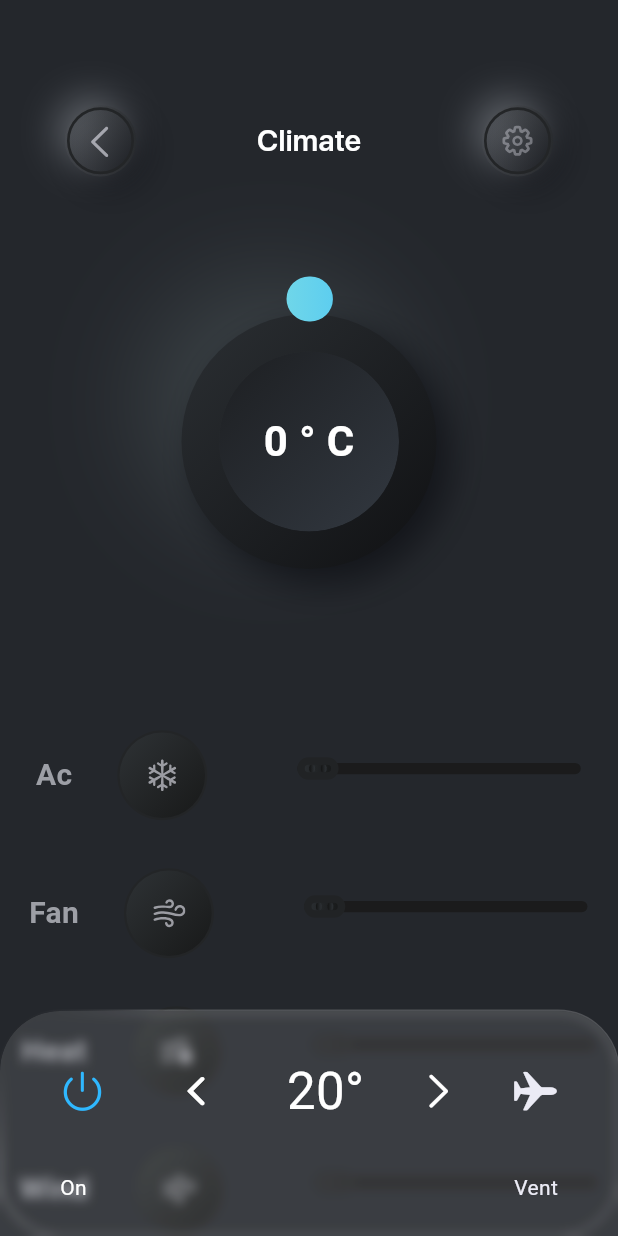
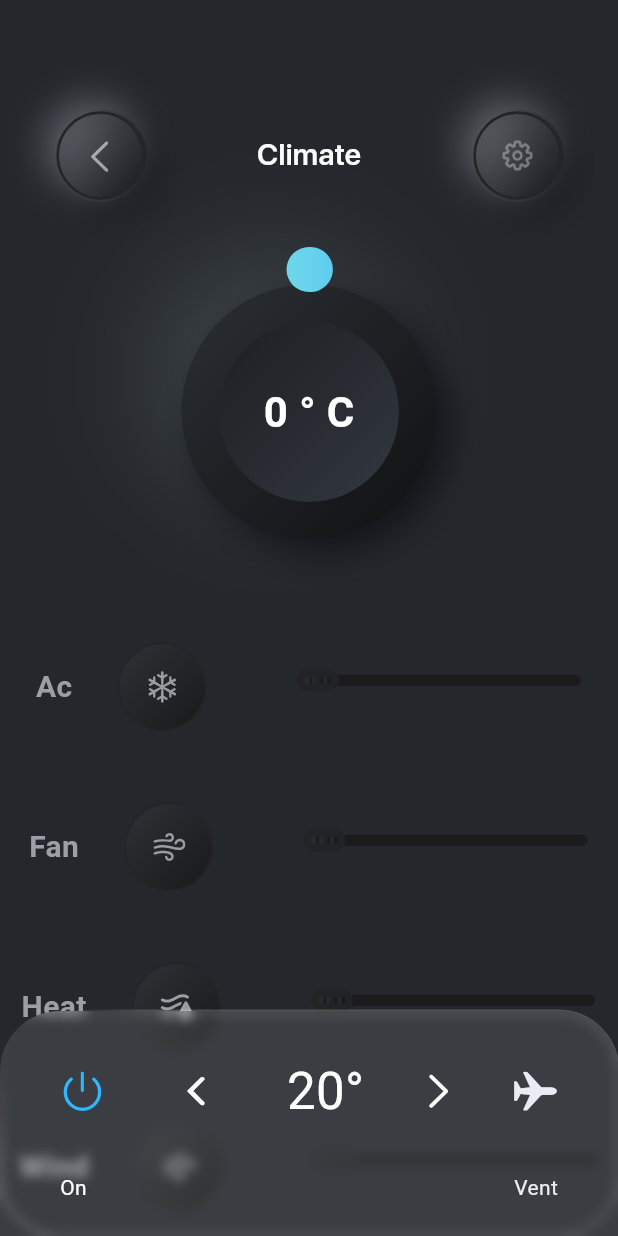
Before and after one commit to saidjohn/tesla, a Flutter app: the ControlScreen screen opened by its route, on a phone screen of 412 x 824 dp. Run offline on Flutter 3.47's test engine with Material 2 defaults, Android fonts, the phone set to English and light mode, and no system bars; our stand-ins replace easy_localization, flutter_svg, glassmorphism; missing offline and left inert: neumorphic_ui, scaffold_gradient_background.

Commit message:
seventh commit

```diff
--- a/lib/screens/charge_screen.dart
+++ b/lib/screens/charge_screen.dart
@@ -65,7 +65,7 @@ class _ChargerScreenState extends State<ChargerScreen> {
                   children: [
                     CustomButtonAppBar(
                       widget: SvgIcon.chevron_left
-                          .copyWith(newHeight: 10, newWidth: 10),
+                          .copyWith(newHeight: 18, newWidth: 10),
                       onPressed: () {
                         AppRoutes.popBack(context);
                       },
--- a/lib/screens/control_screen.dart
+++ b/lib/screens/control_screen.dart
@@ -71,7 +71,7 @@ class _ControlScreenState extends State<ControlScreen> {
                   ),
                 ),
                 Expanded(
-                  flex: 3,
+                  flex: 2,
                   child: Stack(
                     children: [
                       const CustomButtonSlider(),
@@ -138,7 +138,6 @@ class _ControlScreenState extends State<ControlScreen> {
                           ),
                         ),
                       ),
-                      const Spacer(),
                     ],
                   ),
                 ),
```
